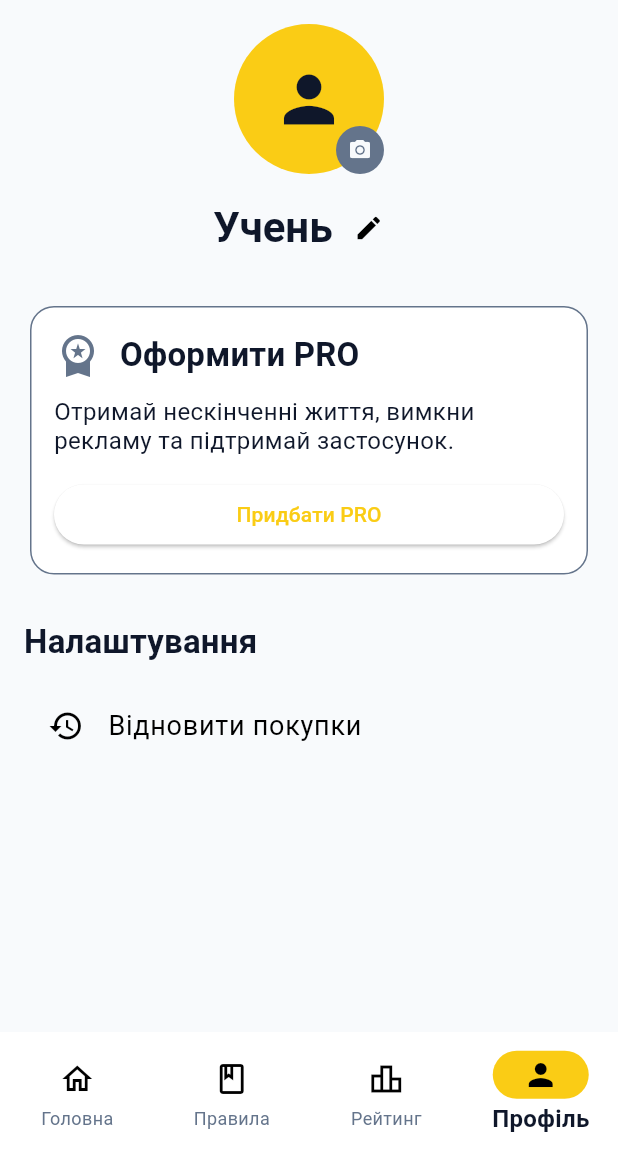
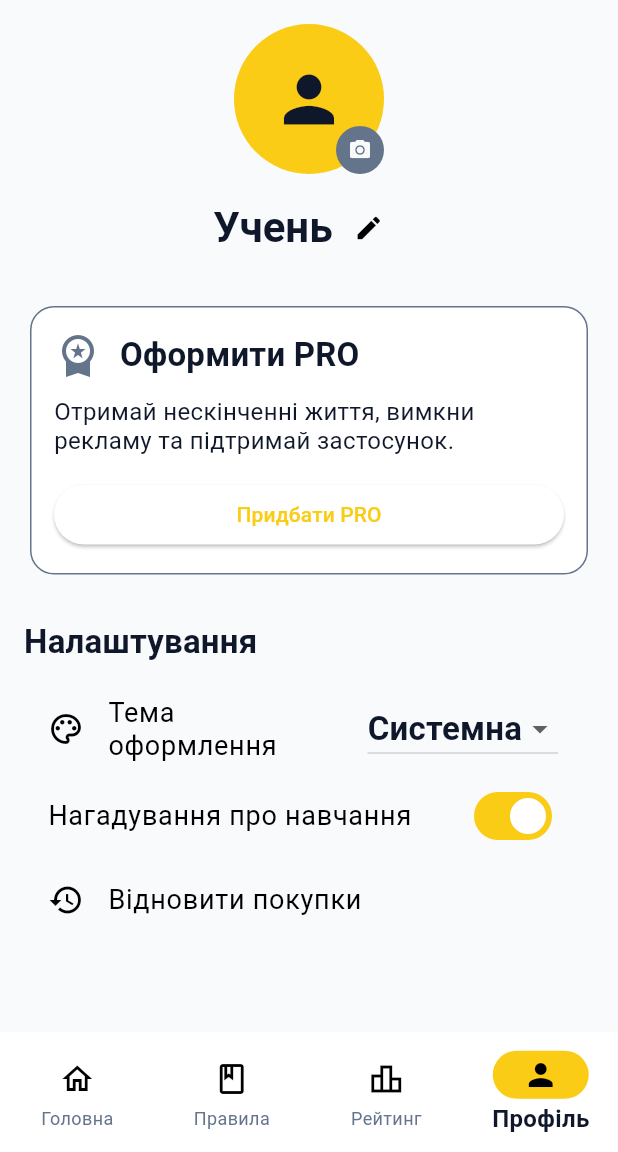
Before and after one commit to NesterovOI/ukrainian, a Flutter app: the screen it shows once a user with an empty profile is signed in, item 4 of the bottom bar chosen, on a phone screen of 412 x 824 dp, the part 84-1236 px from its top. Run offline on Flutter 3.47's test engine with Material 3 defaults, Android fonts, the phone set to English and light mode, and no system bars; our stand-ins replace audioplayers, drift, firebase_auth, firebase_core, flutter_markdown, flutter_riverpod and 8 more; accounts and stored records are empty; generated files the repository leaves out were written again.

Commit message:
Added new file settings_entity.dart

```diff
--- a/lib/core/theme/app_strings.dart
+++ b/lib/core/theme/app_strings.dart
@@ -85,9 +85,15 @@ abstract class AppStrings {
       'Отримай нескінченні життя, вимкни рекламу та підтримай застосунок.';
   static const String premiumOK = 'PRO підписку успішно активовано!';
   static const String bayPremium = 'Придбати PRO';
-  static const String settigs = 'Налаштування';
+  static const String settings = 'Налаштування';
   static const String resumePremium = 'Відновити покупки';
   static const String verificationCompleted = 'Перевірку покупок завершено';
+  static const String themeSettings = 'Тема оформлення';
+  static const String themeSystem = 'Системна';
+  static const String themeLight = 'Світла';
+  static const String themeDark = 'Темна';
+  static const String rememberForStudy = 'Нагадування про навчання';
+  static const String everyDay = 'Щоденні сповіщення для підтримки серії';
 
   //  ТЕСТИ ТА ГРА
   static const String correctAnswers = 'Чудово! Правильно';
--- a/lib/features/auth/presentation/provider/user_name_provider.dart
+++ b/lib/features/auth/presentation/provider/user_name_provider.dart
@@ -2,7 +2,9 @@ import 'package:flutter_riverpod/flutter_riverpod.dart';
 import 'package:ukrainian/core/provider/shared_preferences_provider.dart';
 
 const String kUserNameKey = 'user_name';
-final userNameProvider = NotifierProvider<UserNameNotifier, String>(UserNameNotifier.new);
+final userNameProvider = NotifierProvider<UserNameNotifier, String>(
+  UserNameNotifier.new,
+);
 
 class UserNameNotifier extends Notifier<String> {
   @override
@@ -22,5 +24,4 @@ class UserNameNotifier extends Notifier<String> {
     await prefs.remove(kUserNameKey);
     state = '';
   }
-
 }
--- /dev/null
+++ b/lib/features/profile/domain/entities/settings_entity.dart
@@ -0,0 +1,6 @@
+class SettingsEntity {
+  final bool theme;
+  final bool push;
+
+  SettingsEntity({required this.theme, required this.push});
+}
--- a/lib/features/profile/presentation/pages/profile_page.dart
+++ b/lib/features/profile/presentation/pages/profile_page.dart
@@ -7,6 +7,7 @@ import 'package:ukrainian/core/theme/theme.dart';
 import 'package:ukrainian/core/widgets/custom_text_from_field.dart';
 import 'package:ukrainian/features/home_lessons/presentation/provider/export_provider.dart';
 import 'package:ukrainian/features/profile/presentation/providers/profile_controller.dart';
+import 'package:ukrainian/features/profile/presentation/providers/theme_provider.dart';
 
 class ProfilePage extends ConsumerStatefulWidget {
   const ProfilePage({super.key});
@@ -229,10 +230,45 @@ class _ProfilePageState extends ConsumerState<ProfilePage> {
 
                 // 3. Блок налаштувань
                 Text(
-                  AppStrings.settigs,
+                  AppStrings.settings,
                   style: Theme.of(context).textTheme.titleMedium,
                 ),
                 const SizedBox(height: AppDimensions.spaceS),
+
+                //Налаштування теми
+                ListTile(
+                  leading: const Icon(Icons.palette_outlined),
+                  title: Text(AppStrings.themeSettings),
+                  trailing: DropdownButton<ThemeMode>(
+                    value: ThemeMode.system,
+                    onChanged: (mode) {
+                      ref.read(themeProvider.notifier).setTheme(mode);
+                    },
+                    items: [
+                      DropdownMenuItem(
+                        value: ThemeMode.system,
+                        child: Text(AppStrings.themeSystem),
+                      ),
+                      DropdownMenuItem(
+                        value: ThemeMode.light,
+                        child: Text(AppStrings.themeLight),
+                      ),
+                      DropdownMenuItem(
+                        value: ThemeMode.dark,
+                        child: Text(AppStrings.themeDark),
+                      ),
+                    ],
+                  ),
+                ),
+
+                //Нагадування про навчання push
+                SwitchListTile(
+                  title: Text(AppStrings.rememberForStudy),
+                  value: true,
+                  onChanged: (enabled) {},
+                ),
+
+                //Відновлення покупки
                 ListTile(
                   leading: const Icon(Icons.restore),
                   title: Text(AppStrings.resumePremium),
--- a/lib/main.dart
+++ b/lib/main.dart
@@ -7,6 +7,7 @@ import 'package:firebase_core/firebase_core.dart';
 import 'firebase_options.dart';
 import 'package:ukrainian/core/provider/shared_preferences_provider.dart';
 import 'package:sqlite3_flutter_libs/sqlite3_flutter_libs.dart';
+import 'package:ukrainian/features/profile/presentation/providers/theme_provider.dart';
 
 void main() async {
   WidgetsFlutterBinding.ensureInitialized();
@@ -28,12 +29,13 @@ class MyApp extends ConsumerWidget {
   @override
   Widget build(BuildContext context, WidgetRef ref) {
     final router = ref.watch(routerProvider);
+    final themeMode = ref.watch(themeProvider);
 
     return MaterialApp.router(
       routerConfig: router,
       theme: AppTheme.lightTheme,
       darkTheme: AppTheme.darkTheme,
-      themeMode: ThemeMode.system,
+      themeMode: themeMode,
     );
   }
 }
```
Also changed, not shown: lib/features/profile/presentation/providers/theme_provider.dart (+10 -0 lines).
